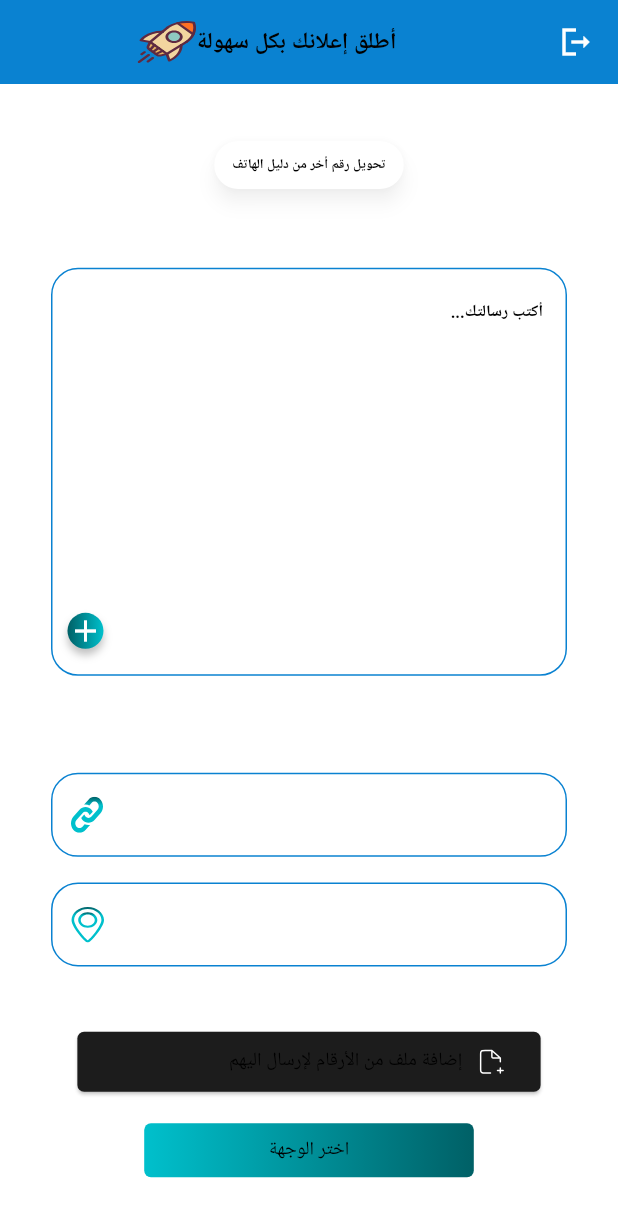
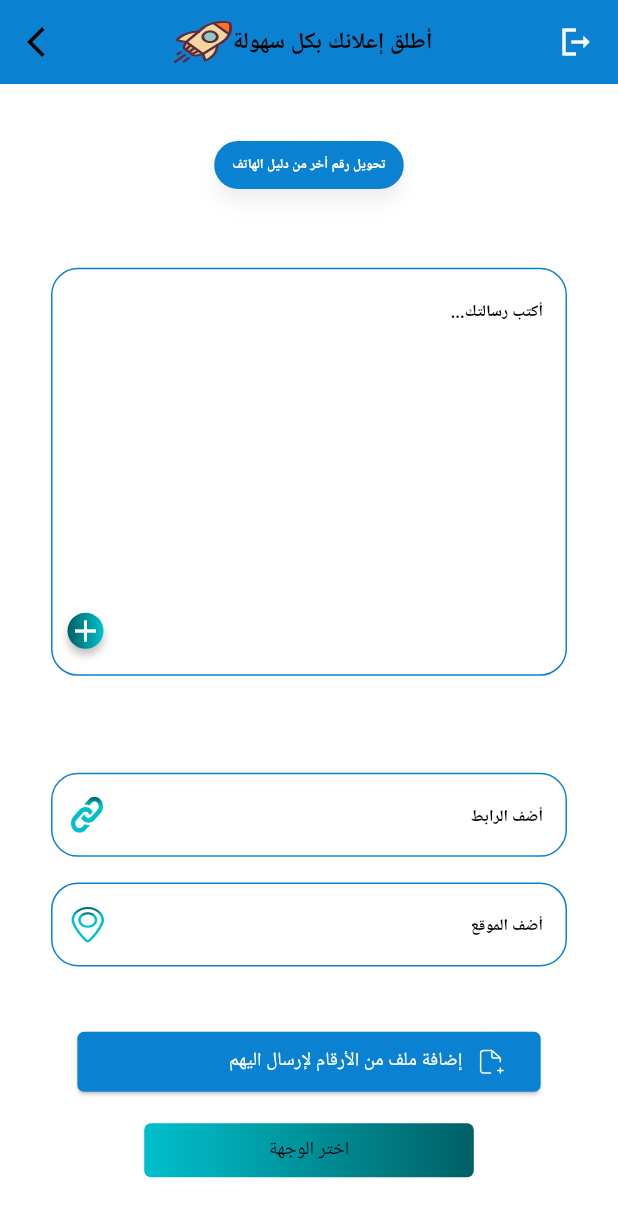
Before and after one commit to mohammedhedaya/-Sar-aat-Al-Tasweeq, a Flutter app: the SMSTransferAnotherNumberView screen opened by its route, on a phone screen of 412 x 824 dp. Shown: the top 1217 px of the screen. Run offline on Flutter 3.47's test engine with Material 3 defaults, Android fonts, the phone set to English and light mode, and no system bars; our stand-ins replace adaptive_theme, carousel_slider, chat_bubbles, country_code_picker, device_preview, easy_localization and 11 more; missing offline and left inert: qr_code_scanner; accounts and stored records are empty.

Commit message:
refactor sms colors

```diff
--- a/lib/core/router/app_router.dart
+++ b/lib/core/router/app_router.dart
@@ -121,7 +121,7 @@ final GoRouter router = GoRouter(
       path: '/',
       builder: (context, state) => BlocProvider(
         create: (context) => getIt<AuthCubit>(),
-        child: const UserMainLayoutScreen(),
+        child: const LoginView(),
       ),
     ),
     GoRoute(
--- a/lib/features/sms/presentation/views/sms_transfer_another_number_view.dart
+++ b/lib/features/sms/presentation/views/sms_transfer_another_number_view.dart
@@ -17,6 +17,16 @@ class SMSTransferAnotherNumberView extends StatelessWidget {
         surfaceTintColor: Colors.transparent,
         automaticallyImplyLeading: false,
         elevation: 0,
+        actions: [
+          IconButton(
+            onPressed: () {
+              context.pop();
+            },
+            icon: const Icon(
+              Icons.arrow_forward_ios_outlined,
+            ),
+          ),
+        ],
         title: Row(
           mainAxisAlignment: MainAxisAlignment.center,
           children: [
--- a/lib/features/sms/presentation/widgets/sms_transfer_another_number_view_body.dart
+++ b/lib/features/sms/presentation/widgets/sms_transfer_another_number_view_body.dart
@@ -1,3 +1,4 @@
+import 'package:adaptive_theme/adaptive_theme.dart';
 import 'package:easy_localization/easy_localization.dart';
 import 'package:flutter/material.dart';
 import 'package:flutter_screenutil/flutter_screenutil.dart';
@@ -14,6 +15,7 @@ class SMSTransferAnotherNumberViewBody extends StatelessWidget {
 
   @override
   Widget build(BuildContext context) {
+    final isDark = AdaptiveTheme.of(context).mode == AdaptiveThemeMode.dark;
     return SingleChildScrollView(
       child: Padding(
         padding: const EdgeInsets.all(34.0),
@@ -23,8 +25,9 @@ class SMSTransferAnotherNumberViewBody extends StatelessWidget {
               child: TextButton(
                 onPressed: () {},
                 style: ButtonStyle(
-                  // fixedSize: WidgetStateProperty.all(const Size(165, 24)),
-                  backgroundColor: WidgetStateProperty.all(Colors.white),
+                  backgroundColor: WidgetStateProperty.all(
+                    isDark ? AppColors.whiteColor : AppColors.blueLight,
+                  ),
                   shape: WidgetStateProperty.all(const StadiumBorder()),
                   visualDensity: VisualDensity.compact,
                   shadowColor:
@@ -33,7 +36,9 @@ class SMSTransferAnotherNumberViewBody extends StatelessWidget {
                 ),
                 child: Text(
                   "Transferanothernumberfromthephonebook".tr(context: context),
-                  style: AppStyles.style10W800,
+                  style: AppStyles.style10W800.copyWith(
+                    color: isDark ? Colors.black : Colors.white,
+                  ),
                   textAlign: TextAlign.center,
                 ),
               ),
@@ -49,7 +54,7 @@ class SMSTransferAnotherNumberViewBody extends StatelessWidget {
               fiiledColor: AppColors.whiteColor.withOpacity(0.10),
               hintText: "addLink".tr(context: context),
               hintStyle: AppStyles.style12W700.copyWith(
-                color: const Color(0xffffffff),
+                color: isDark ? AppColors.whiteColor : AppColors.blackColor,
               ),
               suffixIcon: Transform.scale(
                 scale: 0.5,
@@ -64,7 +69,7 @@ class SMSTransferAnotherNumberViewBody extends StatelessWidget {
               fiiledColor: AppColors.whiteColor.withOpacity(0.10),
               hintText: "addLocation".tr(context: context),
               hintStyle: AppStyles.style12W700.copyWith(
-                color: const Color(0xffffffff),
+                color: isDark ? AppColors.whiteColor : AppColors.blackColor,
               ),
               suffixIcon: Transform.scale(
                 scale: 0.5,
@@ -80,7 +85,8 @@ class SMSTransferAnotherNumberViewBody extends StatelessWidget {
               child: ElevatedButton(
                 onPressed: () {},
                 style: ElevatedButton.styleFrom(
-                  backgroundColor: const Color(0xff1C1C1C),
+                  backgroundColor:
+                      isDark ? const Color(0xff1C1C1C) : AppColors.blueLight,
                   shape: RoundedRectangleBorder(
                     borderRadius: BorderRadius.circular(5.r),
                   ),
@@ -94,7 +100,9 @@ class SMSTransferAnotherNumberViewBody extends StatelessWidget {
                     Flexible(
                       child: Text(
                         "Addafileofnumberstosendtothem".tr(context: context),
-                        style: AppStyles.style14W400,
+                        style: AppStyles.style14W400.copyWith(
+                          color: isDark ? Colors.white : Colors.white,
+                        ),
                         textAlign: TextAlign.center,
                       ),
                     ),
```
Also changed, not shown: lib/features/sms/presentation/views/sms_launch_your_ad_phone_directory_view.dart (+10 -0 lines), lib/features/sms/presentation/widgets/sms_launch_your_ad_phone_directory_view_body.dart (+12 -5 lines), lib/features/sms/presentation/widgets/sms_view_body.dart (+14 -4 lines).
